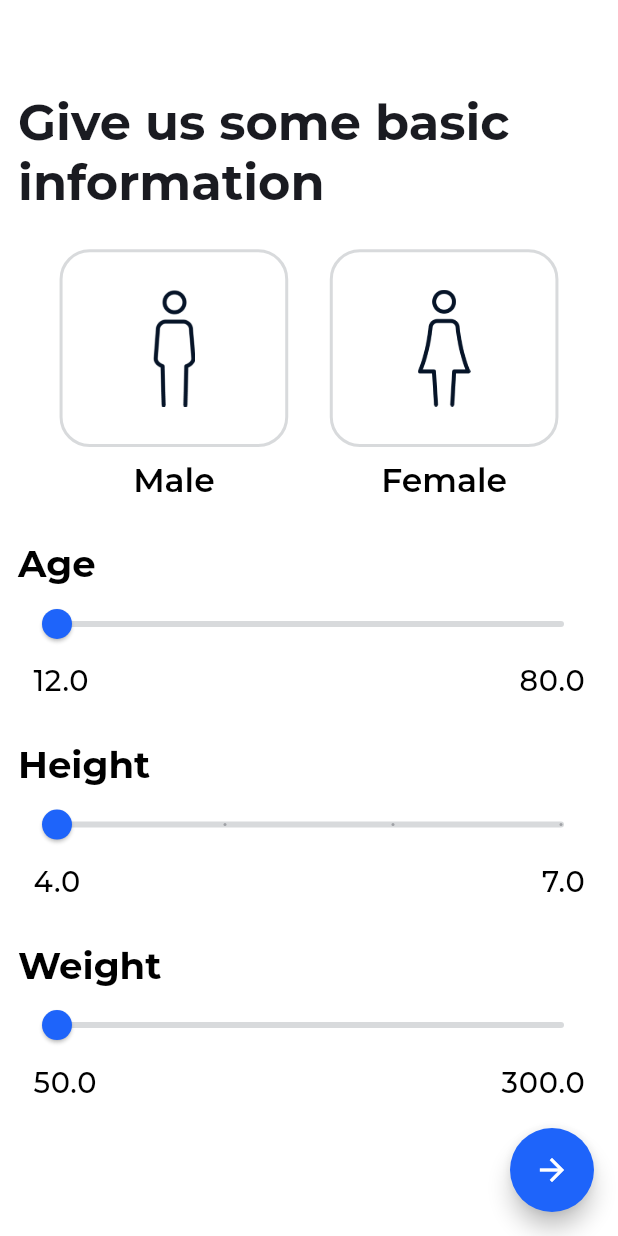
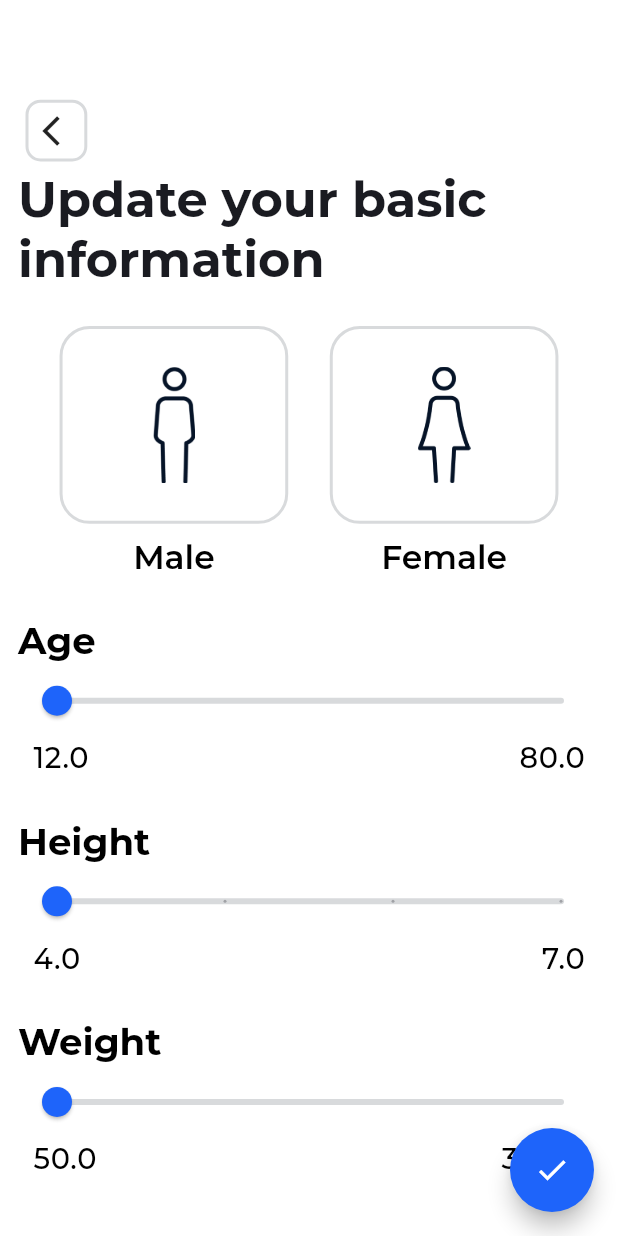
Before and after one commit to Umer2901/Elixirscore, a Flutter app: the ProfileScreen screen opened by its route, after a tap on "Edit Basic Info", on a phone screen of 412 x 824 dp. Run offline on Flutter 3.47's test engine with Material 3 defaults, Android fonts, the phone set to English and light mode, and no system bars; our stand-ins replace cloud_firestore, device_info_plus, firebase_auth, firebase_core, flutter_form_builder, flutter_spinkit and 8 more; missing offline and left inert: cloud_firestore_web, firebase_auth_web, firebase_core_web, google_sign_in_web, health, semicircle_indicator and 1 more; accounts and stored records are empty.

Commit message:
add pofile stuff

```diff
--- a/lib/model/basic_info_model.dart
+++ b/lib/model/basic_info_model.dart
@@ -6,6 +6,8 @@ class BasicInfoModel {
   final double age;
   final double height;
   final double weight;
+  final String email;
+  final String phoneNumber;
 
   BasicInfoModel({
     required this.uid,
@@ -13,6 +15,8 @@ class BasicInfoModel {
     required this.age,
     required this.height,
     required this.weight,
+    required this.email,
+    required this.phoneNumber,
   });
 
   Map<String, dynamic> toMap() {
@@ -22,6 +26,8 @@ class BasicInfoModel {
       'age': age,
       'height': height,
       'weight': weight,
+      'email': email,
+      'phoneNumber': phoneNumber,
     };
   }
 
@@ -32,9 +38,10 @@ class BasicInfoModel {
       age: map['age'],
       height: map['height'],
       weight: map['weight'],
+      email: map['email'],
+      phoneNumber: map['phoneNumber'],
     );
   }
-
 
   Future<void> saveToFirestore() async {
     final userDoc = FirebaseFirestore.instance.collection('basic_info').doc(uid);
--- a/lib/routes/app_pages.dart
+++ b/lib/routes/app_pages.dart
@@ -8,8 +8,10 @@ import 'package:flutter_application_elixirscore/view/otp.dart';
 import 'package:flutter_application_elixirscore/view/permission.dart';
 import 'package:flutter_application_elixirscore/view/phoneauth.dart';
 import 'package:flutter_application_elixirscore/view/profile.dart';
+import 'package:flutter_application_elixirscore/view/profile/account_info.dart';
 import 'package:flutter_application_elixirscore/view/profile/privacy.dart';
 import 'package:flutter_application_elixirscore/view/profile/term_of_services.dart';
+import 'package:flutter_application_elixirscore/view/profile/update_basic_info.dart';
 import 'package:flutter_application_elixirscore/view/signin.dart';
 import 'package:flutter_application_elixirscore/view/signup.dart';
 import 'package:flutter_application_elixirscore/view/splash.dart';
@@ -66,6 +68,14 @@ class AppPages extends AppRoutes {
       name: AppRoutes.privacy,
       page: () => Privacy(),
     ),
+    GetPage(
+      name: AppRoutes.updatebasicinfo,
+      page: () => const UpdateBasicInfo(),
+    ),
+     GetPage(
+      name: AppRoutes.accountinfo,
+      page: () => const AccountInfo(),
+    ),
 
   ];
 }
--- a/lib/routes/app_routes.dart
+++ b/lib/routes/app_routes.dart
@@ -11,4 +11,7 @@ abstract class AppRoutes {
   static const String profile = '/Profile';
   static const String termandservices = '/TermandServices';
   static const String privacy = '/Privacy';
+  static const String updatebasicinfo = '/UpdateBasicInfo';
+  static const String accountinfo = '/AccountInfo';
+
 }
--- a/lib/view/basicinfo.dart
+++ b/lib/view/basicinfo.dart
@@ -71,11 +71,8 @@ class _BasicInfoState extends State<BasicInfo> {
         ),
         floatingActionButton: FloatingActionButton(
           onPressed: () async {
-            // Get the provider instance
             final provider = Provider.of<BasicInfoProvider>(context, listen: false);
-            // Save the information
             await provider.updateBasicInfo(selectedGender, age, height, weight);
-            // Navigate to the next screen
             Get.toNamed(AppRoutes.permission);
           },
           backgroundColor: AppColors.primary,
--- a/lib/view/profile.dart
+++ b/lib/view/profile.dart
@@ -1,5 +1,6 @@
 import 'package:flutter_application_elixirscore/constants/colors.dart';
 import 'package:flutter_application_elixirscore/providers/auth_provider.dart';
+import 'package:flutter_application_elixirscore/providers/basic_info_provider.dart';
 import 'package:flutter_application_elixirscore/routes/app_routes.dart';
 import 'package:flutter_application_elixirscore/view/widget/custom_buttons.dart';
 import 'package:get/get.dart';
@@ -16,9 +17,20 @@ class ProfileScreen extends StatefulWidget {
 }
 
 class _ProfileScreenState extends State<ProfileScreen> {
+   @override
+  void initState() {
+    super.initState();
+    _loadBasicInfo();
+  }
+
+  Future<void> _loadBasicInfo() async {
+    final basicInfoProvider = Provider.of<BasicInfoProvider>(context, listen: false);
+    await basicInfoProvider.loadBasicInfo();
+  }
   @override
   Widget build(BuildContext context) {
     final authProvider = Provider.of<AuthProvider>(context, listen: false);
+    final basicInfoProvider = Provider.of<BasicInfoProvider>(context);
     return Scaffold(
       appBar: AppBar(
         title: Text(
@@ -29,7 +41,7 @@ class _ProfileScreenState extends State<ProfileScreen> {
           padding: const EdgeInsets.all(5.0),
           child: GestureDetector(
             onTap: () {
-              Navigator.pop(context);
+             Get.back();
             },
             child: Container(
               decoration: BoxDecoration(
@@ -54,15 +66,19 @@ class _ProfileScreenState extends State<ProfileScreen> {
             child: Column(
               crossAxisAlignment: CrossAxisAlignment.center,
               children: [
-                Text('Azeem Iftikhar',
-                    style: Theme.of(context).textTheme.bodyLarge?.copyWith(
-                        fontWeight: FontWeight.bold, fontSize: 18.sp)),
-                Text(
-                  'azeem@elixirscore.com',
-                  style: Theme.of(context).textTheme.bodyMedium,
-                ),
+                // Text('Azeem Iftikhar',
+                //     style: Theme.of(context).textTheme.bodyLarge?.copyWith(
+                //         fontWeight: FontWeight.bold, fontSize: 18.sp)),
+                 Text(
+                  basicInfoProvider.basicInfo?.email ?? 'Loading...',
+                     style: Theme.of(context).textTheme.bodyLarge?.copyWith(
+                        fontWeight: FontWeight.bold, fontSize: 16.sp)),
                 SizedBox(height: 4.h),
-                Container(
+                GestureDetector(
+                    onTap: () {
+                    Get.toNamed(AppRoutes.accountinfo);
+                  },
+               child:  Container(
                   decoration: BoxDecoration(
                       borderRadius: BorderRadius.circular(10),
                       color: AppColors.grey),
@@ -82,13 +98,13 @@ class _ProfileScreenState extends State<ProfileScreen> {
                       ],
                     ),
                   ),
-                ),
+                ),),
                 SizedBox(
                   height: 2.h,
                 ),
                  GestureDetector(
                     onTap: () {
-                    Get.toNamed(AppRoutes.basicinfo);
+                    Get.toNamed(AppRoutes.updatebasicinfo);
                   },
                   child: Container(
                     decoration: BoxDecoration(
--- /dev/null
+++ b/lib/view/profile/update_basic_info.dart
@@ -0,0 +1,227 @@
+import 'package:flutter/material.dart';
+import 'package:flutter_application_elixirscore/constants/colors.dart';
+import 'package:flutter_application_elixirscore/constants/images.dart';
+import 'package:flutter_application_elixirscore/providers/basic_info_provider.dart';
+import 'package:flutter_application_elixirscore/routes/app_routes.dart';
+import 'package:get/get.dart';
+import 'package:provider/provider.dart';
+import 'package:sizer/sizer.dart';
+
+class UpdateBasicInfo extends StatefulWidget {
+  const UpdateBasicInfo({super.key});
+
+  @override
+  State<UpdateBasicInfo> createState() => _UpdateBasicInfoState();
+}
+
+class _UpdateBasicInfoState extends State<UpdateBasicInfo> {
+  String selectedGender = '';
+  double age = 12;
+  double height = 4;
+  double weight = 50;
+
+  @override
+  void initState() {
+    super.initState();
+    _loadCurrentBasicInfo();
+  }
+
+  Future<void> _loadCurrentBasicInfo() async {
+    final provider = Provider.of<BasicInfoProvider>(context, listen: false);
+    await provider.loadBasicInfo();
+    final basicInfo = provider.basicInfo;
+    if (basicInfo != null) {
+      setState(() {
+        selectedGender = basicInfo.selectedGender;
+        age = basicInfo.age;
+        height = basicInfo.height;
+        weight = basicInfo.weight;
+      });
+    }
+  }
+
+  @override
+  Widget build(BuildContext context) {
+    return Sizer(builder: (context, orientation, deviceType) {
+      return Scaffold(
+        body: SingleChildScrollView(
+          child: Padding(
+            padding: const EdgeInsets.all(12.0),
+            child: Column(
+              crossAxisAlignment: CrossAxisAlignment.start,
+              children: [
+                SizedBox(
+                  height: 6.h,
+                ),
+                Padding(
+                          padding: const EdgeInsets.all(5.0),
+                          child: GestureDetector(
+                            onTap: () {
+                             Get.back();
+                            },
+                            child: Container(
+                              height: 5.h,
+                              width: 10.w,
+                              decoration: BoxDecoration(
+                                color: AppColors.white,
+                                borderRadius: BorderRadius.circular(10),
+                                border: Border.all(color: AppColors.grey, width: 2),
+                              ),
+                              child: const Padding(
+                                padding: EdgeInsets.only(left: 5),
+                                child: Center(
+                child: Icon(Icons.arrow_back_ios),
+                                ),
+                              ),
+                            ),
+                          ),
+                        ),
+
+                  Text(
+                    'Update your basic information',
+                    style: Theme.of(context).textTheme.displaySmall,
+                  ),
+                SizedBox(
+                  height: 3.h,
+                ),
+                Row(
+                  mainAxisAlignment: MainAxisAlignment.spaceEvenly,
+                  children: [
+                    _buildGenderOption(context, 'male'),
+                    _buildGenderOption(context, 'female'),
+                  ],
+                ),
+                SizedBox(height: 3.h),
+                _buildSlider('Age', 12, 80, age, (value) {
+                  setState(() {
+                    age = value;
+                  });
+                }),
+                SizedBox(height: 3.h),
+                _buildSlider('Height', 4, 7, height, (value) {
+                  setState(() {
+                    height = value;
+                  });
+                }),
+                SizedBox(height: 3.h),
+                _buildSlider('Weight', 50, 300, weight, (value) {
+                  setState(() {
+                    weight = value;
+                  });
+                }),
+              ],
+            ),
+          ),
+        ),
+        floatingActionButton: FloatingActionButton(
+          onPressed: () async {
+            final provider = Provider.of<BasicInfoProvider>(context, listen: false);
+            await provider.updateBasicInfo(selectedGender, age, height, weight);
+           Get.back();
+          },
+          backgroundColor: AppColors.primary,
+          shape: const CircleBorder(),
+          child: const Icon(Icons.check, color: AppColors.white),
+        ),
+      );
+    });
+  }
+
+  Widget _buildGenderOption(BuildContext context, String gender) {
+    return Column(
+      children: [
+        GestureDetector(
+          onTap: () {
+            setState(() {
+              selectedGender = gender;
+            });
+          },
+          child: Container(
+            height: 16.h,
+            width: 37.w,
+            decoration: BoxDecoration(
+              color: selectedGender == gender ? AppColors.grey : AppColors.white,
+              borderRadius: BorderRadius.circular(20),
+              border: Border.all(color: AppColors.grey, width: 2),
+            ),
+            child: Stack(
+              children: [
+                Center(
+                  child: Padding(
+                    padding: const EdgeInsets.all(25),
+                    child: Image.asset(
+                      gender == 'male' ? AppImages.male : AppImages.female,
+                    ),
+                  ),
+                ),
+                if (selectedGender == gender)
+                  const Positioned(
+                    top: 8,
+                    right: 8,
+                    child: Icon(
+                      Icons.check_circle,
+                      size: 30,
+                      color: AppColors.primary,
+                    ),
+                  ),
+              ],
+            ),
+          ),
+        ),
+        SizedBox(
+          height: 1.h,
+        ),
+        Text(
+          gender == 'male' ? "Male" : "Female",
+          style: Theme.of(context).textTheme.headlineSmall,
+        ),
+      ],
+    );
+  }
+
+  Widget _buildSlider(String label, double min, double max, double value, Function(double) onChanged) {
+    return Column(
+      crossAxisAlignment: CrossAxisAlignment.start,
+      children: [
+        Text(
+          label,
+          style: Theme.of(context).textTheme.headlineMedium,
+        ),
+        SliderTheme(
+          data: SliderTheme.of(context).copyWith(
+            activeTrackColor: AppColors.grey,
+            inactiveTrackColor: AppColors.grey,
+            thumbColor: AppColors.primary,
+            valueIndicatorColor: Colors.black,
+          ),
+          child: Slider(
+            value: value,
+            min: min,
+            max: max,
+            divisions: (max - min).toInt(),
+            label: value.toStringAsFixed(2),
+            onChanged: (double newValue) {
+              onChanged(newValue);
+            },
+          ),
+        ),
+        Padding(
+          padding: const EdgeInsets.only(left: 10, right: 10),
+          child: Row(
+            mainAxisAlignment: MainAxisAlignment.spaceBetween,
+            children: [
+              Text(
+                min.toString(),
+                style: Theme.of(context).textTheme.bodyLarge,
+              ),
+              Text(
+                max.toString(),
+                style: Theme.of(context).textTheme.bodyLarge,
+              ),
+            ],
+          ),
+        ),
+      ],
+    );
+  }
+}
```
Also changed, not shown: lib/providers/basic_info_provider.dart (+8 -3 lines), lib/view/profile/account_info.dart (added, +101 -0 lines), lib/view/profile/privacy.dart (+28 -1 lines), lib/view/profile/term_of_services.dart (+28 -1 lines).
